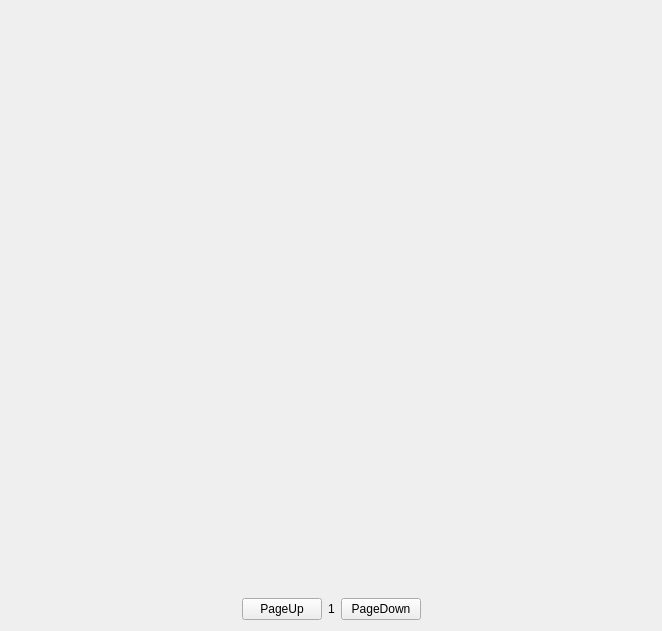
The window that gamegird.ui (jiangzc/FlashBox) describes before a commit, drawn with Qt 5.
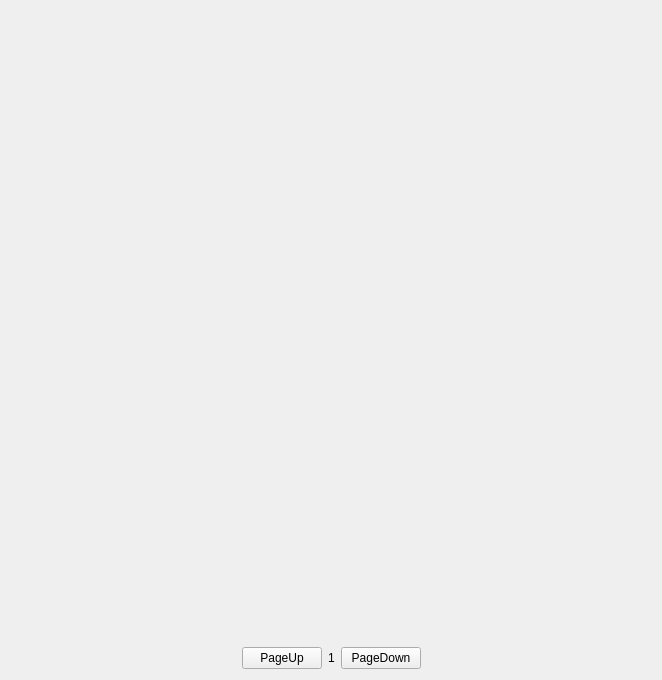
The same window after the commit.

```diff
--- a/gamegird.ui
+++ b/gamegird.ui
@@ -7,13 +7,13 @@
     <x>0</x>
     <y>0</y>
     <width>662</width>
-    <height>631</height>
+    <height>680</height>
    </rect>
   </property>
   <property name="windowTitle">
    <string>Form</string>
   </property>
-  <layout class="QVBoxLayout" name="verticalLayout" stretch="10,1,1">
+  <layout class="QVBoxLayout" name="verticalLayout" stretch="10,2,1">
    <item>
     <layout class="QGridLayout" name="gridLayout" rowminimumheight="0" columnminimumwidth="0"/>
    </item>
```
